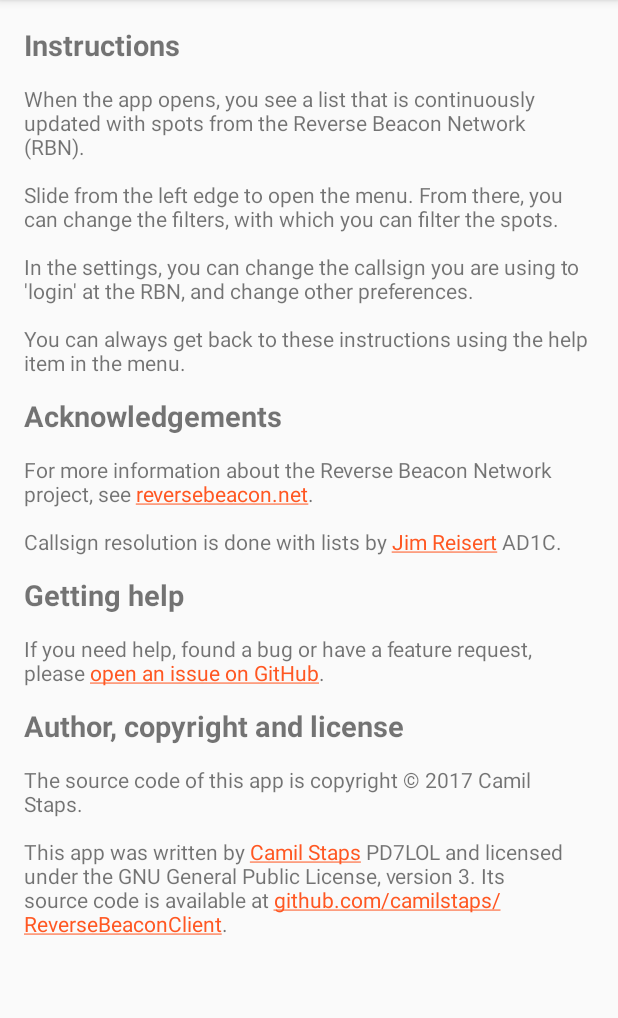
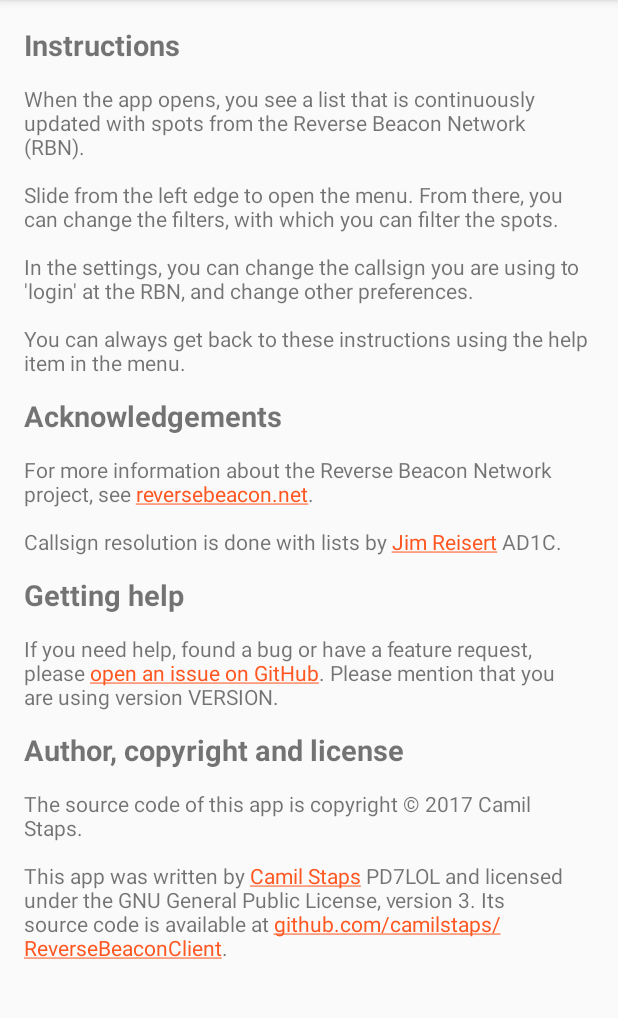
Before and after one commit to camilstaps/ReverseBeaconClient, an Android app: the fragment InfoFragment shown on its own in the app's theme, on a phone screen of 412 x 824 dp, the part 84-1102 px from its top. Run offline under Robolectric (Android 15) with nearby library versions, the light colour scheme and no system bars; 1 statement that could not run was skipped.

Commit message:
Version 1.1.0

```diff
--- a/app/build.gradle
+++ b/app/build.gradle
@@ -7,8 +7,8 @@
         applicationId "nl.camilstaps.rbn"
         minSdkVersion 15
         targetSdkVersion 25
-        versionCode 2
-        versionName "1.0.1"
+        versionCode 3
+        versionName "1.1.0"
         testInstrumentationRunner "android.support.test.runner.AndroidJUnitRunner"
         vectorDrawables.useSupportLibrary = true
     }
--- a/app/src/main/java/nl/camilstaps/rbn/android/InfoFragment.java
+++ b/app/src/main/java/nl/camilstaps/rbn/android/InfoFragment.java
@@ -1,6 +1,8 @@
 package nl.camilstaps.rbn.android;
 
+import android.app.Activity;
 import android.app.Fragment;
+import android.content.pm.PackageManager;
 import android.os.Bundle;
 import android.support.annotation.Nullable;
 import android.text.method.ScrollingMovementMethod;
@@ -16,9 +18,19 @@
 	@Nullable
 	@Override
 	public View onCreateView(LayoutInflater inflater, ViewGroup container, Bundle saved) {
+		String info = getResources().getString(R.string.text_info);
+		try {
+			Activity activity = getActivity();
+			PackageManager pacman = activity.getPackageManager();
+			String version = pacman.getPackageInfo(activity.getPackageName(), 0).versionName;
+			info = info.replace("VERSION", version);
+		} catch (PackageManager.NameNotFoundException e) {
+			e.printStackTrace();
+		}
+
 		View view = inflater.inflate(R.layout.fragment_info, container, false);
 		TextView textView = (TextView) view.findViewById(R.id.info_text);
-		textView.setText(Util.fromHtml(getResources().getString(R.string.text_info)));
+		textView.setText(Util.fromHtml(info));
 		textView.setMovementMethod(new ScrollingMovementMethod());
 		return view;
 	}
--- a/app/src/main/java/nl/camilstaps/rbn/filter/AnyOfFilter.java
+++ b/app/src/main/java/nl/camilstaps/rbn/filter/AnyOfFilter.java
@@ -45,12 +45,15 @@
 				return false;
 			case DxContinent:
 				for (Entry.Record record : entry.getRecords())
-					if (values.contains(record.dx.getCountry().getContinent()))
+					if (record.dx.getCountry() != null &&
+							values.contains(record.dx.getCountry().getContinent()))
 						return true;
 				return false;
 			case De:
 				return values.contains(entry.getDe());
 			case DeContinent:
+				if (entry.getDe().getCountry() == null)
+					return true;
 				return values.contains(entry.getDe().getCountry().getContinent());
 			default:
 				throw new IllegalArgumentException("Invalid field " + field + " for AnyOfFilter.");
--- a/app/src/main/res/values/strings.xml
+++ b/app/src/main/res/values/strings.xml
@@ -31,7 +31,10 @@
 		<p>For more information about the Reverse Beacon Network project, see <a href="http://www.reversebeacon.net/">reversebeacon.net</a>.</p>
 		<p>Callsign resolution is done with lists by <a href="http://country-files.com">Jim Reisert</a> AD1C.</p>
 		<h2>Getting help</h2>
-		<p>If you need help, found a bug or have a feature request, please <a href="https://github.com/camilstaps/ReverseBeaconClient/issues">open an issue on GitHub</a>.</p>
+		<p>
+			If you need help, found a bug or have a feature request, please <a href="https://github.com/camilstaps/ReverseBeaconClient/issues">open an issue on GitHub</a>.
+			Please mention that you are using version VERSION.
+		</p>
 		<h2>Author, copyright and license</h2>
 		<p>The source code of this app is copyright &copy; 2017 Camil Staps.</p>
 		<p>
```
Also changed, not shown: app/src/main/java/nl/camilstaps/rbn/android/MainActivity.java (+9 -1 lines).
